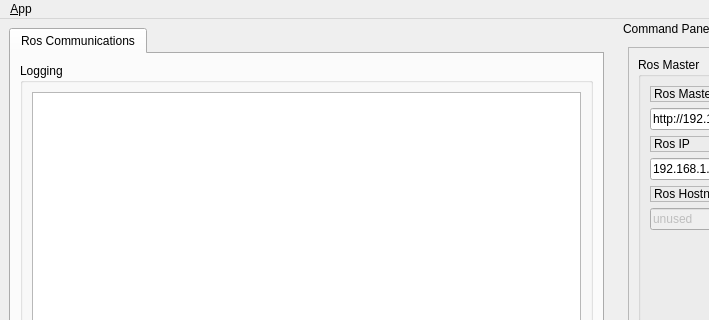
First picture: the form in displayer_qt5/ui/main_window.ui, repository nuaa-rm/radar_station2022, before the edit; both pictures show x 0 to 709 and y 0 to 320 of the 944 by 704 pixel window.
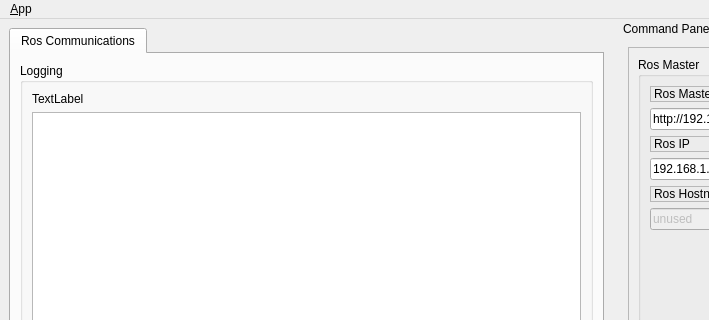
Second picture: the form after the edit. Icons and pictures are not drawn.

```diff
--- a/displayer_qt5/ui/main_window.ui
+++ b/displayer_qt5/ui/main_window.ui
@@ -53,9 +53,16 @@
            <string>Logging</string>
           </property>
           <layout class="QGridLayout" name="gridLayout_3">
-           <item row="0" column="0">
+           <item row="1" column="0">
             <widget class="QListView" name="view_logging"/>
            </item>
+           <item row="0" column="0">
+            <widget class="QLabel" name="label_camera">
+             <property name="text">
+              <string>TextLabel</string>
+             </property>
+            </widget>
+           </item>
           </layout>
          </widget>
         </item>
```
Left out of the diff: 10 changed lines with no effect on the pictures.
